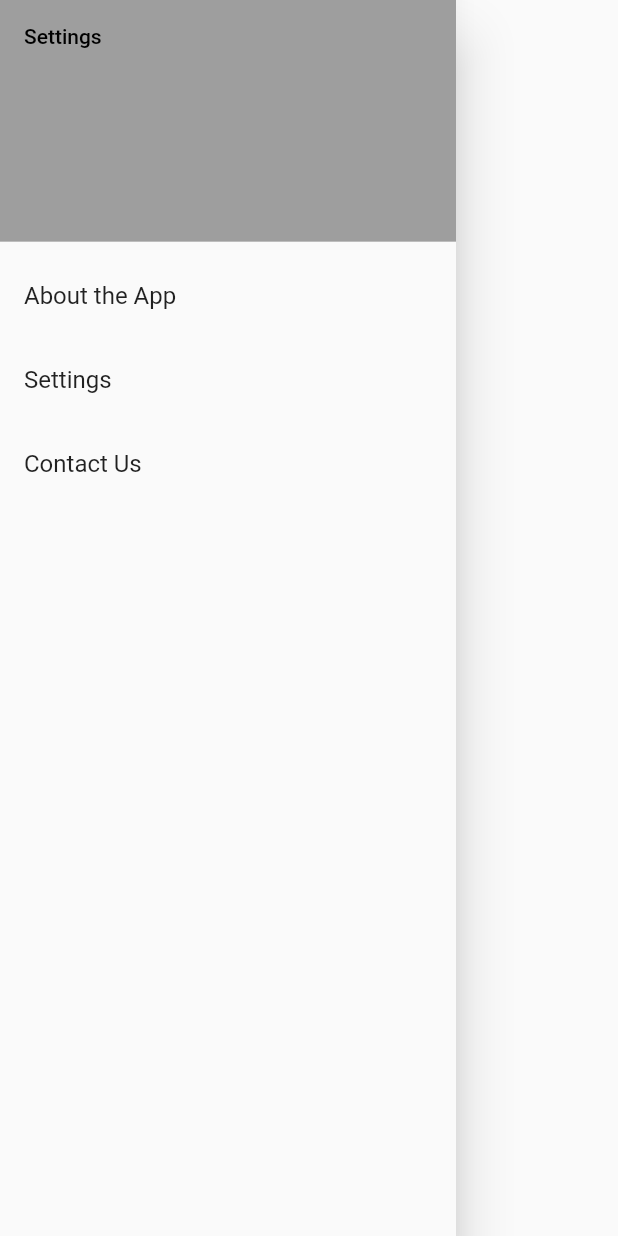
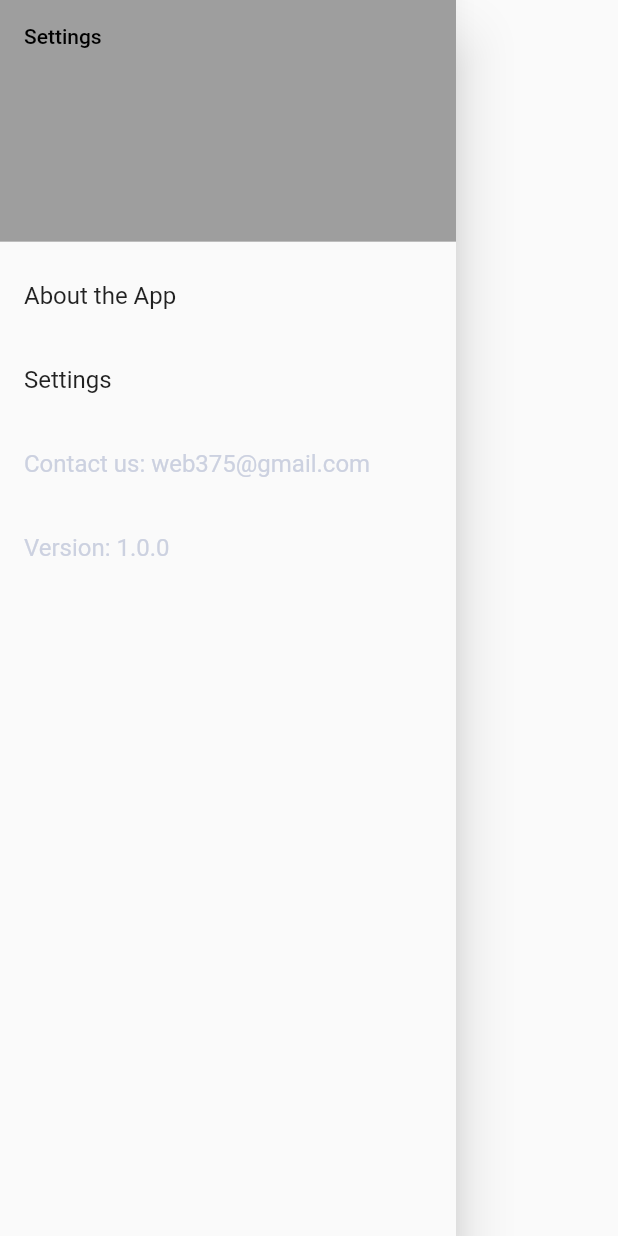
Before and after one commit to maximSsolbeg/currencyRatesNBRB, a Flutter app: the SettingsDrawer widget shown alone on an empty page, opened directly, on a phone screen of 412 x 824 dp. Run offline on Flutter 3.47's test engine with Material 2 defaults, Android fonts, the phone set to English and light mode, and no system bars; our stand-ins replace flutter_svg, syncfusion_flutter_charts; network calls fail.

Commit message:
small fix

```diff
--- a/lib/components/settings_drawer.dart
+++ b/lib/components/settings_drawer.dart
@@ -1,3 +1,5 @@
+import 'package:currency_rates/colors.dart';
+import 'package:flutter/cupertino.dart';
 import 'package:flutter/material.dart';
 
 class SettingsDrawer extends StatelessWidget {
@@ -13,12 +15,10 @@ class SettingsDrawer extends StatelessWidget {
             decoration: BoxDecoration(
               color: Colors.grey,
             ),
-            child: Text(
-                'Settings',
+            child: Text('Settings',
                 style: TextStyle(
                   color: Colors.black,
-                )
-            ),
+                )),
           ),
           ListTile(
             title: const Text('About the App'),
@@ -29,7 +29,17 @@ class SettingsDrawer extends StatelessWidget {
             onTap: () {},
           ),
           ListTile(
-            title: const Text('Contact Us'),
+            title: const Text('Contact us: web375@gmail.com',
+                style: TextStyle(
+                    color: CustomColors.primaryGray,
+                    fontWeight: FontWeight.normal)),
+            onTap: () {},
+          ),
+          ListTile(
+            title: const Text('Version: 1.0.0',
+                style: TextStyle(
+                    color: CustomColors.primaryGray,
+                    fontWeight: FontWeight.normal)),
             onTap: () {},
           ),
         ],
--- a/pubspec.yaml
+++ b/pubspec.yaml
@@ -37,6 +37,7 @@ dependencies:
   convert: ^3.0.1
   syncfusion_flutter_charts: ^19.2.62
   fluttertoast: ^8.0.8
+#  url_launcher: ^6.0.12
 
   # The following adds the Cupertino Icons font to your application.
   # Use with the CupertinoIcons class for iOS style icons.
```
Also changed, not shown: lib/components/calculate_currency.dart (+0 -8 lines), 1 other file.
